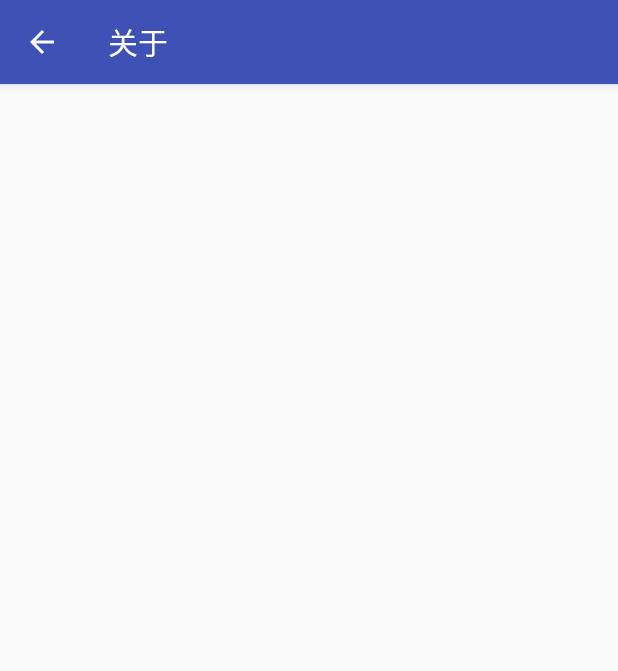
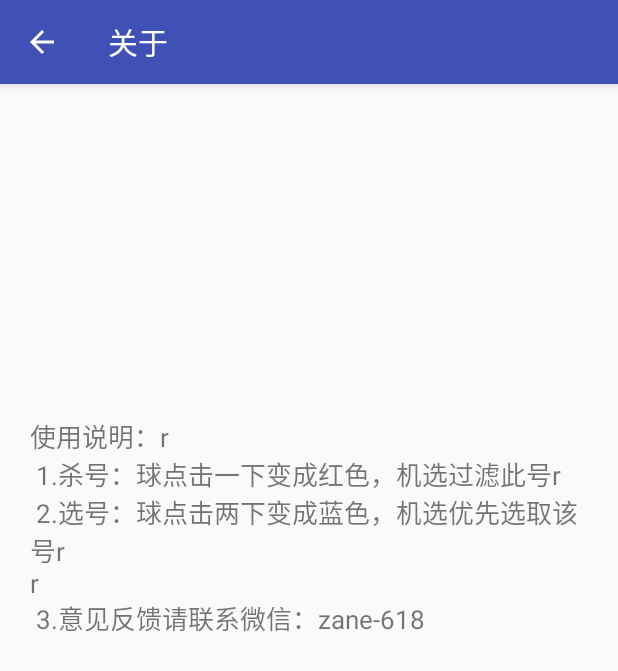
Before and after one commit to zane618/ColorBallCH, an Android app: the AboutActivity screen opened directly, with no data from a screen before it, on a phone screen of 412 x 824 dp. Shown: the top 671 px of the screen. Run offline under Robolectric (Android 15) with nearby library versions, the phone set to English and light mode, and no system bars.

Commit message:
添加混淆

```diff
--- a/app/build.gradle
+++ b/app/build.gradle
@@ -5,7 +5,7 @@ android {
         release {
             keyAlias 'zane'
             keyPassword 'zane618'
-            storeFile file('/Users/shizhang/AndroidStudioProjects/L/app/signfile.jks')
+            storeFile file('D:\\signfile.jks')
             storePassword 'zane618'
         }
     }
@@ -21,7 +21,7 @@ android {
     }
     buildTypes {
         release {
-            minifyEnabled false
+            minifyEnabled true
             proguardFiles getDefaultProguardFile('proguard-android.txt'), 'proguard-rules.pro'
             signingConfig signingConfigs.release
 //            shrinkResources true//移除无用的resource文件
--- a/app/src/main/java/com/zane/colorballch/MainActivity.java
+++ b/app/src/main/java/com/zane/colorballch/MainActivity.java
@@ -1,17 +1,12 @@
 package com.zane.colorballch;
 
 import android.content.Intent;
-import android.support.v7.app.AppCompatActivity;
 import android.os.Bundle;
-import android.support.v7.widget.RecyclerView;
-import android.text.TextUtils;
 import android.view.Menu;
 import android.view.MenuItem;
 import android.view.View;
 import android.widget.AdapterView;
-import android.widget.Button;
 import android.widget.GridView;
-import android.widget.TextView;
 
 import com.zane.colorballch.about.AboutActivity;
 import com.zane.colorballch.adapter.RedAdapter;
--- a/app/src/main/java/com/zane/colorballch/model/ColorBallBean.java
+++ b/app/src/main/java/com/zane/colorballch/model/ColorBallBean.java
@@ -7,7 +7,7 @@ import java.io.Serializable;
  */
 
 public class ColorBallBean implements Serializable {
-    //0未选中  1要  2不要
+    //0未选中  1不要  2要
     public int status;
     public int text;
 
--- a/app/src/main/res/layout/activity_about.xml
+++ b/app/src/main/res/layout/activity_about.xml
@@ -1,6 +1,20 @@
 <?xml version="1.0" encoding="utf-8"?>
-<LinearLayout xmlns:android="http://schemas.android.com/apk/res/android"
-    android:orientation="vertical" android:layout_width="match_parent"
+<RelativeLayout xmlns:android="http://schemas.android.com/apk/res/android"
+    android:layout_width="match_parent"
     android:layout_height="match_parent">
 
-</LinearLayout>
+    <View
+        android:id="@+id/centerview"
+        android:layout_width="wrap_content"
+        android:layout_height="30dp"
+        android:layout_centerInParent="true" />
+    <TextView
+        android:layout_width="match_parent"
+        android:layout_height="wrap_content"
+        android:layout_above="@id/centerview"
+        android:layout_marginLeft="20dp"
+        android:layout_marginRight="20dp"
+        android:textSize="17sp"
+        android:text="@string/about"/>
+
+</RelativeLayout>
--- a/app/src/main/res/values/strings.xml
+++ b/app/src/main/res/values/strings.xml
@@ -1,3 +1,7 @@
 <resources>
     <string name="app_name">ColorBallCH</string>
+    <string name="about">使用说明：\r\n
+    1.杀号：球点击一下变成红色，机选过滤此号\r\n
+    2.选号：球点击两下变成蓝色，机选优先选取该号\r\n\r\n
+    3.意见反馈请联系微信：zane-618</string>
 </resources>
```
Also changed, not shown: 1 other file.
